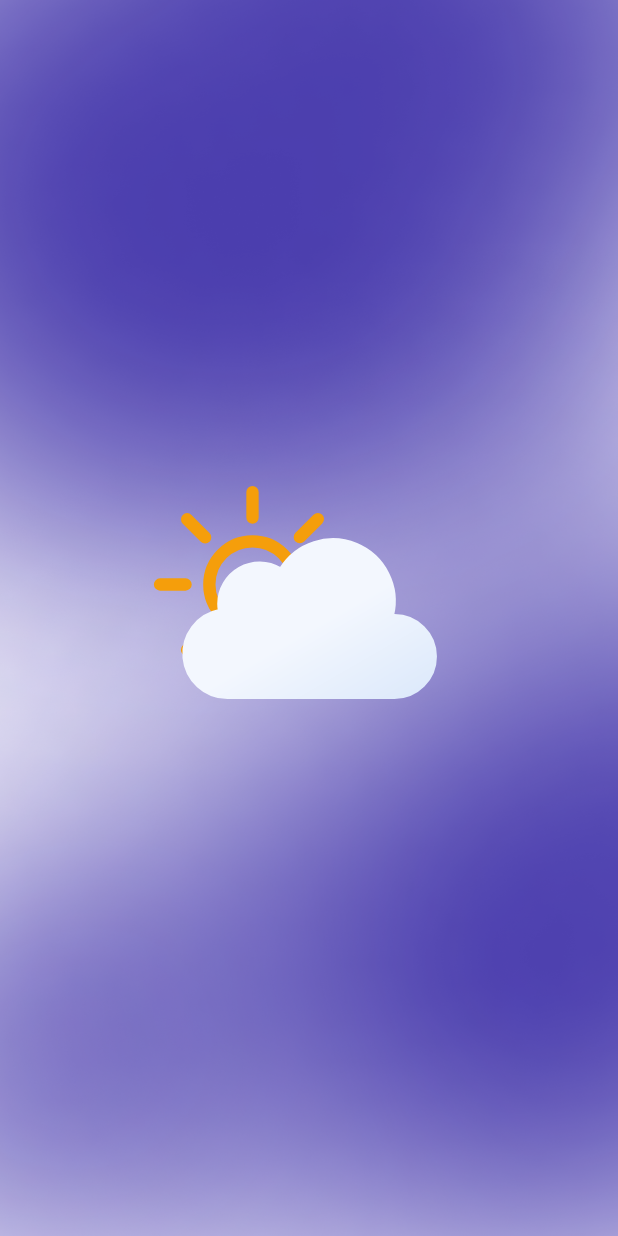
After one commit to OL-sergio/YupWeather, an Android app: the layout activity_splash.xml on its own in the app's theme, with its tools: preview values and no code run, on a phone screen of 412 x 824 dp. The commit adds this screen. Run offline under Robolectric (Android 15) with nearby library versions, the phone set to English and light mode, and no system bars.

Commit message:
Work Done: - Building the custom splash activity on XML by adding resources and components
* Notes:
-...

* Add items:
- activity_splash.xml
- background_detail.png
- ic_cloud
- ic_clear_day.xml
- SplashActivity

* Updated items:
- activity_main.xml
- AndroidManifest.xml
- MainActivity

* Removed:
-...

```diff
--- a/app/src/main/AndroidManifest.xml
+++ b/app/src/main/AndroidManifest.xml
@@ -13,14 +13,16 @@
         android:theme="@style/Theme.YupWeather"
         tools:targetApi="31">
         <activity
+            android:name=".SplashActivity"
+            android:exported="true" >
+                <intent-filter>
+                    <action android:name="android.intent.action.MAIN" />
+
+                    <category android:name="android.intent.category.LAUNCHER" />
+                </intent-filter>
+        </activity>
+        <activity
             android:name=".MainActivity"
-            android:exported="true">
-            <intent-filter>
-                <action android:name="android.intent.action.MAIN" />
-
-                <category android:name="android.intent.category.LAUNCHER" />
-            </intent-filter>
-        </activity>
+            android:exported="false"/>
     </application>
-
 </manifest>
--- a/app/src/main/java/exemple/weatherapp/api/java/yupweather/MainActivity.java
+++ b/app/src/main/java/exemple/weatherapp/api/java/yupweather/MainActivity.java
@@ -1,14 +1,23 @@
 package exemple.weatherapp.api.java.yupweather;
+
+import android.os.Bundle;
+import android.widget.TextView;
 
 import androidx.appcompat.app.AppCompatActivity;
 
-import android.os.Bundle;
+
 
 public class MainActivity extends AppCompatActivity {
+
+    TextView textView;
 
     @Override
     protected void onCreate(Bundle savedInstanceState) {
         super.onCreate(savedInstanceState);
         setContentView(R.layout.activity_main);
+
+        TextView textView = (TextView) findViewById(R.id.text_test);
+
+        textView.setText("adadadad");
     }
 }
--- /dev/null
+++ b/app/src/main/java/exemple/weatherapp/api/java/yupweather/SplashActivity.java
@@ -0,0 +1,14 @@
+package exemple.weatherapp.api.java.yupweather;
+
+import androidx.appcompat.app.AppCompatActivity;
+
+import android.os.Bundle;
+
+public class SplashActivity extends AppCompatActivity {
+
+    @Override
+    protected void onCreate(Bundle savedInstanceState) {
+        super.onCreate(savedInstanceState);
+        setContentView(R.layout.activity_splash);
+    }
+}
--- /dev/null
+++ b/app/src/main/res/drawable/ic_claud.xml
@@ -0,0 +1,24 @@
+<vector xmlns:android="http://schemas.android.com/apk/res/android"
+    xmlns:aapt="http://schemas.android.com/aapt"
+    android:width="64dp"
+    android:height="64dp"
+    android:viewportWidth="64"
+    android:viewportHeight="64">
+  <path
+      android:pathData="M46.5,31.5h-0.32a10.49,10.49 0,0 0,-19.11 -8,7 7,0 0,0 -10.57,6 7.21,7.21 0,0 0,0.1 1.14A7.5,7.5 0,0 0,18 45.5a4.19,4.19 0,0 0,0.5 0v0h28a7,7 0,0 0,0 -14z"
+      android:strokeWidth=".5"
+      android:strokeColor="#e6effc">
+    <aapt:attr name="android:fillColor">
+      <gradient
+          android:startX="22.56"
+          android:startY="21.96"
+          android:endX="39.2"
+          android:endY="50.8"
+          android:type="linear">
+        <item android:offset="0" android:color="#FFF3F7FE"/>
+        <item android:offset="0.45" android:color="#FFF3F7FE"/>
+        <item android:offset="1" android:color="#FFDEEAFB"/>
+      </gradient>
+    </aapt:attr>
+  </path>
+</vector>
--- /dev/null
+++ b/app/src/main/res/drawable/ic_clear_day.xml
@@ -0,0 +1,15 @@
+
+<vector xmlns:android="http://schemas.android.com/apk/res/android"
+    android:width="64dp"
+    android:height="64dp"
+    android:viewportWidth="64"
+    android:viewportHeight="64">
+
+        <path
+            android:pathData="M42.5,32A10.5,10.5 0,1 1,32 21.5,10.5 10.5,0 0,1 42.5,32ZM32,15.71V9.5m0,45V48.29M43.52,20.48l4.39,-4.39M16.09,47.91l4.39,-4.39m0,-23 l-4.39,-4.39M47.91,47.91l-4.39,-4.39M15.71,32H9.5m45,0H48.29"
+            android:strokeWidth="3"
+            android:fillColor="#00000000"
+            android:strokeColor="#f59e0b"
+            android:strokeLineCap="round"/>
+
+</vector>
--- a/app/src/main/res/layout/activity_main.xml
+++ b/app/src/main/res/layout/activity_main.xml
@@ -2,11 +2,13 @@
 <androidx.constraintlayout.widget.ConstraintLayout xmlns:android="http://schemas.android.com/apk/res/android"
     xmlns:app="http://schemas.android.com/apk/res-auto"
     xmlns:tools="http://schemas.android.com/tools"
+    android:id="@+id/textTest"
     android:layout_width="match_parent"
     android:layout_height="match_parent"
     tools:context=".MainActivity">
 
     <TextView
+        android:id="@+id/text_test"
         android:layout_width="wrap_content"
         android:layout_height="wrap_content"
         android:text="Hello World!"
--- /dev/null
+++ b/app/src/main/res/layout/activity_splash.xml
@@ -0,0 +1,34 @@
+<?xml version="1.0" encoding="utf-8"?>
+<androidx.constraintlayout.widget.ConstraintLayout xmlns:android="http://schemas.android.com/apk/res/android"
+    xmlns:app="http://schemas.android.com/apk/res-auto"
+    xmlns:tools="http://schemas.android.com/tools"
+    android:layout_width="match_parent"
+    android:layout_height="match_parent"
+    android:background="@drawable/background_detail"
+    tools:context=".SplashActivity">
+
+    <ImageView
+        android:id="@+id/imageView_sun"
+        android:layout_width="175dp"
+        android:layout_height="175dp"
+        android:layout_marginEnd="76dp"
+        android:layout_marginBottom="45dp"
+        android:src="@drawable/ic_clear_day"
+        app:layout_constraintBottom_toBottomOf="@+id/imageView_cloud"
+        app:layout_constraintEnd_toEndOf="@+id/imageView_cloud"
+        app:layout_constraintStart_toStartOf="@+id/imageView_cloud"
+        app:layout_constraintTop_toTopOf="@+id/imageView_cloud"
+        android:importantForAccessibility="no" />
+
+    <ImageView
+        android:id="@+id/imageView_cloud"
+        android:layout_width="250dp"
+        android:layout_height="250dp"
+        android:src="@drawable/ic_claud"
+        app:layout_constraintBottom_toBottomOf="parent"
+        app:layout_constraintEnd_toEndOf="parent"
+        app:layout_constraintStart_toStartOf="parent"
+        app:layout_constraintTop_toTopOf="parent"
+        android:importantForAccessibility="no" />
+
+</androidx.constraintlayout.widget.ConstraintLayout>
```
Also changed, not shown: app/src/main/res/drawable/background_detail.png (added).
